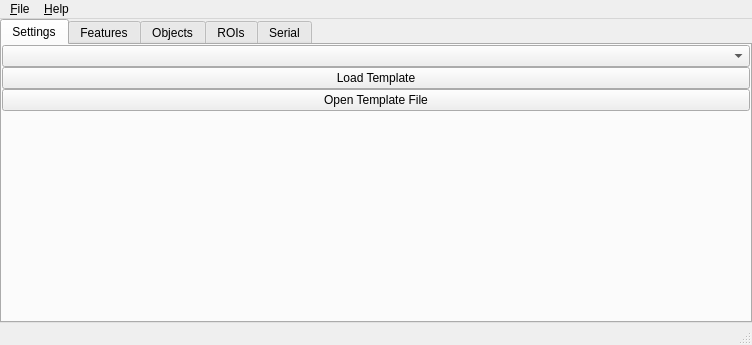
wonkoderverstaendige/Spotter, file ui/mainUi.ui: the form before one commit.
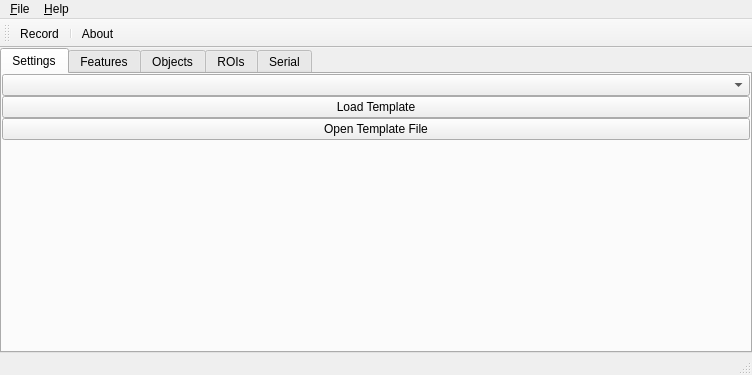
The form after the commit. Icons and pictures are not drawn.

```diff
--- a/ui/mainUi.ui
+++ b/ui/mainUi.ui
@@ -7,7 +7,7 @@
     <x>0</x>
     <y>0</y>
     <width>752</width>
-    <height>345</height>
+    <height>375</height>
    </rect>
   </property>
   <property name="sizePolicy">
@@ -404,6 +404,26 @@
    <addaction name="menuHelp"/>
   </widget>
   <widget class="QStatusBar" name="statusbar"/>
+  <widget class="QToolBar" name="toolBar">
+   <property name="contextMenuPolicy">
+    <enum>Qt::ActionsContextMenu</enum>
+   </property>
+   <property name="windowTitle">
+    <string>toolBar</string>
+   </property>
+   <property name="layoutDirection">
+    <enum>Qt::LeftToRight</enum>
+   </property>
+   <attribute name="toolBarArea">
+    <enum>TopToolBarArea</enum>
+   </attribute>
+   <attribute name="toolBarBreak">
+    <bool>false</bool>
+   </attribute>
+   <addaction name="actionRecord"/>
+   <addaction name="separator"/>
+   <addaction name="actionAbout"/>
+  </widget>
   <action name="actionE_xit">
    <property name="text">
     <string>E&amp;xit</string>
@@ -447,6 +467,21 @@
     <string>&amp;About</string>
    </property>
   </action>
+  <action name="actionRecord">
+   <property name="checkable">
+    <bool>true</bool>
+   </property>
+   <property name="icon">
+    <iconset resource="icons.qrc">
+     <normaloff>:/record_active.svg</normaloff>:/record_active.svg</iconset>
+   </property>
+   <property name="text">
+    <string>Record</string>
+   </property>
+   <property name="toolTip">
+    <string>Record Video</string>
+   </property>
+  </action>
  </widget>
  <resources>
   <include location="icons.qrc"/>
```
Left out of the diff: 75 changed lines with no effect on the pictures.
